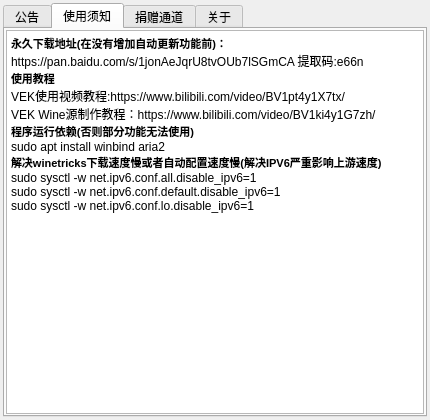
Old version of the form ui/vekAbout.ui in the repository gfdgd-xi/vekcode.
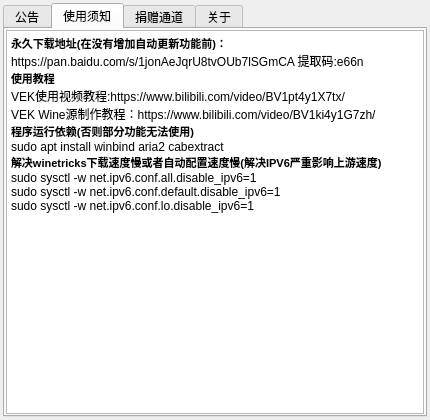
New version of the form. The open tabs and pages were chosen to show the change. Icons and pictures are not drawn.

```diff
--- a/ui/vekAbout.ui
+++ b/ui/vekAbout.ui
@@ -131,7 +131,7 @@
 &lt;p style=&quot; margin-top:0px; margin-bottom:0px; margin-left:0px; margin-right:0px; -qt-block-indent:0; text-indent:0px;&quot;&gt;VEK使用视频教程:https://www.bilibili.com/video/BV1pt4y1X7tx/&lt;/p&gt;
 &lt;p style=&quot; margin-top:0px; margin-bottom:0px; margin-left:0px; margin-right:0px; -qt-block-indent:0; text-indent:0px;&quot;&gt;VEK Wine源制作教程：https://www.bilibili.com/video/BV1ki4y1G7zh/&lt;/p&gt;
 &lt;p style=&quot; margin-top:0px; margin-bottom:0px; margin-left:0px; margin-right:0px; -qt-block-indent:0; text-indent:0px;&quot;&gt;&lt;span style=&quot; font-size:8pt; font-weight:600;&quot;&gt;程序运行依赖(否则部分功能无法使用)&lt;/span&gt;&lt;/p&gt;
-&lt;p style=&quot; margin-top:0px; margin-bottom:0px; margin-left:0px; margin-right:0px; -qt-block-indent:0; text-indent:0px;&quot;&gt;sudo apt install winbind aria2&lt;/p&gt;
+&lt;p style=&quot; margin-top:0px; margin-bottom:0px; margin-left:0px; margin-right:0px; -qt-block-indent:0; text-indent:0px;&quot;&gt;sudo apt install winbind aria2 cabextract&lt;/p&gt;
 &lt;p style=&quot; margin-top:0px; margin-bottom:0px; margin-left:0px; margin-right:0px; -qt-block-indent:0; text-indent:0px;&quot;&gt;&lt;span style=&quot; font-size:8pt; font-weight:600;&quot;&gt;解决winetricks下载速度慢或者自动配置速度慢(解决IPV6严重影响上游速度)&lt;/span&gt;&lt;/p&gt;
 &lt;p style=&quot; margin-top:0px; margin-bottom:0px; margin-left:0px; margin-right:0px; -qt-block-indent:0; text-indent:0px;&quot;&gt;sudo sysctl -w net.ipv6.conf.all.disable_ipv6=1&lt;/p&gt;
 &lt;p style=&quot; margin-top:0px; margin-bottom:0px; margin-left:0px; margin-right:0px; -qt-block-indent:0; text-indent:0px;&quot;&gt;sudo sysctl -w net.ipv6.conf.default.disable_ipv6=1&lt;/p&gt;
```
